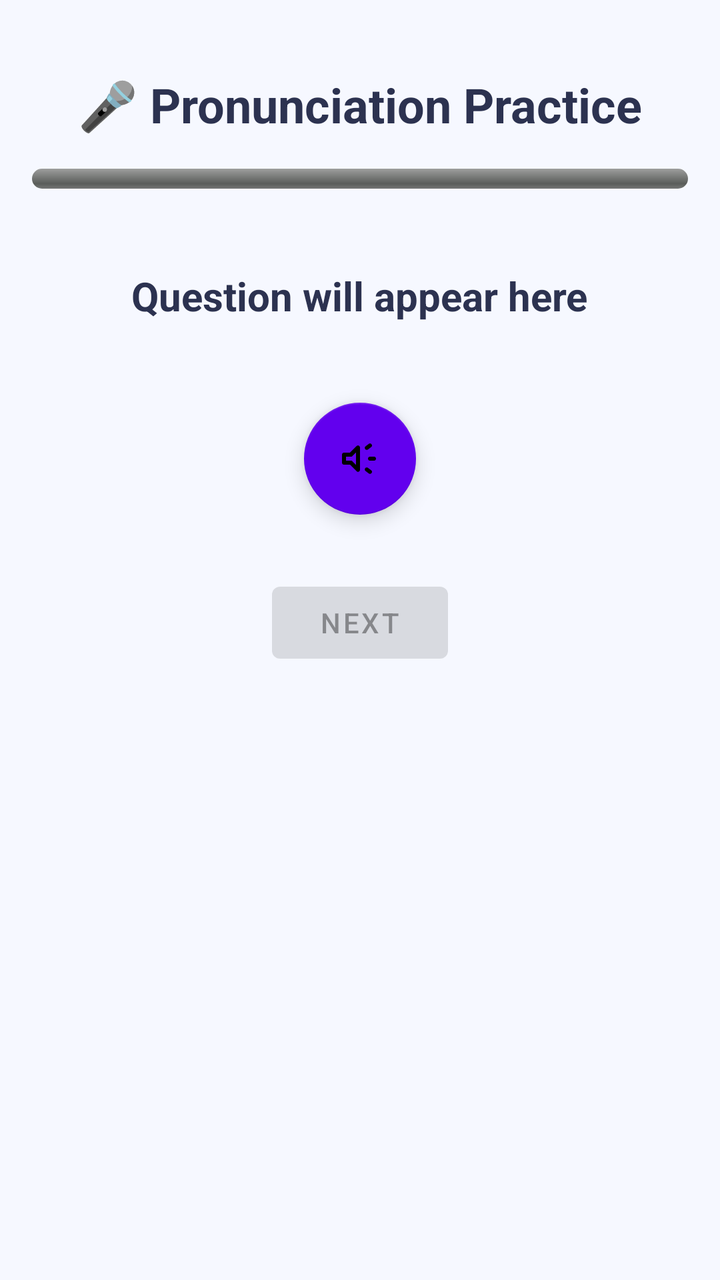
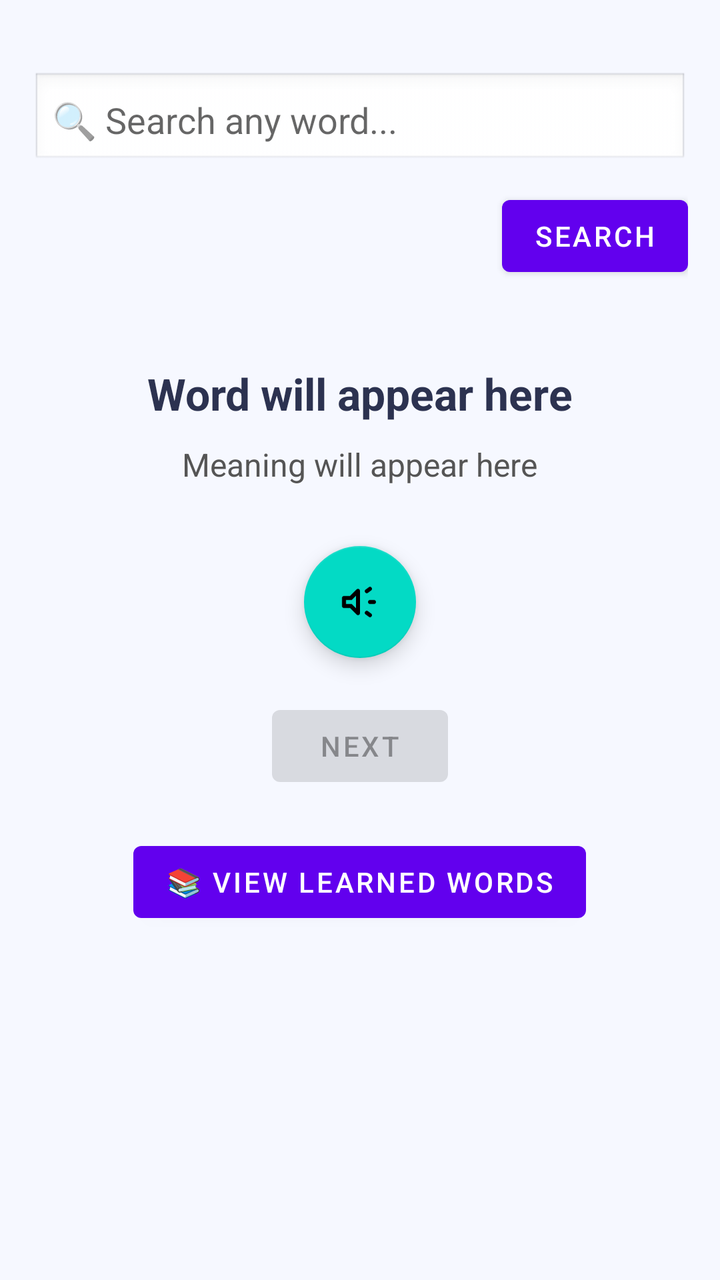

Before-and-after screenshots of an Android layout around one commit, followed by the original layout XML and the change that was made.
<!-- AndroidManifest.xml: activity theme Theme.SpeakRight.Material -->
<!-- res/layout/activity_pronunciation_practice.xml -->
<?xml version="1.0" encoding="utf-8"?>
<RelativeLayout xmlns:android="http://schemas.android.com/apk/res/android"
    xmlns:app="http://schemas.android.com/apk/res-auto"
    android:layout_width="match_parent"
    android:layout_height="match_parent"
    android:background="#F6F8FF"
    android:padding="16dp">

    
    <TextView
        android:id="@+id/tvQuestionTitle"
        android:layout_width="wrap_content"
        android:layout_height="wrap_content"
        android:text="🎤 Pronunciation Practice"
        android:textSize="24sp"
        android:textStyle="bold"
        android:textColor="#2C3250"
        android:layout_centerHorizontal="true"
        android:layout_marginTop="20dp"/>

    
    <ProgressBar
        android:id="@+id/progressBar"
        style="@android:style/Widget.ProgressBar.Horizontal"
        android:layout_width="match_parent"
        android:layout_height="10dp"
        android:layout_below="@id/tvQuestionTitle"
        android:layout_marginTop="16dp"
        android:progress="0"
        android:max="20"
        android:progressTint="@color/purple_500"
        android:backgroundTint="#D3D3D3"/>

    
    <TextView
        android:id="@+id/tvQuestion"
        android:layout_width="wrap_content"
        android:layout_height="wrap_content"
        android:text="Question will appear here"
        android:textSize="20sp"
        android:textStyle="bold"
        android:textColor="#2C3250"
        android:layout_centerHorizontal="true"
        android:layout_marginTop="40dp"
        android:layout_below="@id/progressBar"/>

    
    <com.google.android.material.floatingactionbutton.FloatingActionButton
        android:id="@+id/fabMic"
        android:layout_width="70dp"
        android:layout_height="70dp"
        android:src="@drawable/ic_mic"
        app:backgroundTint="@color/purple_500"
        android:layout_centerHorizontal="true"
        android:layout_below="@id/tvQuestion"
        android:layout_marginTop="40dp"/>

    
    <com.google.android.material.button.MaterialButton
        android:id="@+id/btnNext"
        android:layout_width="wrap_content"
        android:layout_height="wrap_content"
        android:text="Next"
        android:layout_below="@id/fabMic"
        android:layout_centerHorizontal="true"
        android:layout_marginTop="30dp"
        android:enabled="false"/>

</RelativeLayout>
<!-- resources referenced by this layout -->
<resources>
  <color name="purple_500">#FF6200EE</color>
  <!-- drawable ic_mic (drawable) -->
  <vector xmlns:android="http://schemas.android.com/apk/res/android" android:autoMirrored="true" android:height="24dp" android:tint="#000000" android:viewportHeight="960" android:viewportWidth="960" android:width="24dp">
        
      <path android:fillColor="@android:color/white" android:pathData="M760,520L680,520Q663,520 651.5,508.5Q640,497 640,480Q640,463 651.5,451.5Q663,440 680,440L760,440Q777,440 788.5,451.5Q800,463 800,480Q800,497 788.5,508.5Q777,520 760,520ZM584,672Q594,658 610,656Q626,654 640,664L704,712Q718,722 720,738Q722,754 712,768Q702,782 686,784Q670,786 656,776L592,728Q578,718 576,702Q574,686 584,672ZM704,248L640,296Q626,306 610,304Q594,302 584,288Q574,274 576,258Q578,242 592,232L656,184Q670,174 686,176Q702,178 712,192Q722,206 720,222Q718,238 704,248ZM280,600L160,600Q143,600 131.5,588.5Q120,577 120,560L120,400Q120,383 131.5,371.5Q143,360 160,360L280,360L412,228Q431,209 455.5,219.5Q480,230 480,257L480,703Q480,730 455.5,740.5Q431,751 412,732L280,600ZM400,354L314,440L200,440L200,520L314,520L400,606L400,354ZM300,480L300,480L300,480L300,480L300,480L300,480Z"/>
      
  </vector>
  <style name="Theme.SpeakRight.Material" parent="Theme.MaterialComponents.DayNight.NoActionBar">
          
          <item name="colorPrimary">@color/purple_500</item>
          <item name="colorPrimaryVariant">@color/purple_700</item>
          <item name="colorSecondary">@color/teal_200</item>
      </style>
  <color name="purple_700">#FF3700B3</color>
  <color name="teal_200">#FF03DAC5</color>
</resources>

<!-- the commit's change to res/layout/activity_pronunciation_practice.xml (unified diff, before → after) -->
@@ -1,69 +1,79 @@
 <?xml version="1.0" encoding="utf-8"?>
 <RelativeLayout xmlns:android="http://schemas.android.com/apk/res/android"
-    xmlns:app="http://schemas.android.com/apk/res-auto"
     android:layout_width="match_parent"
     android:layout_height="match_parent"
     android:background="#F6F8FF"
     android:padding="16dp">
 
     
-    <TextView
-        android:id="@+id/tvQuestionTitle"
+    <EditText
+        android:id="@+id/etSearch"
+        android:layout_width="match_parent"
+        android:layout_height="wrap_content"
+        android:hint="🔍 Search any word..."
+        android:padding="10dp"
+        android:background="@android:drawable/edit_text"
+        android:layout_marginTop="20dp"/>
+
+    <Button
+        android:id="@+id/btnSearch"
         android:layout_width="wrap_content"
         android:layout_height="wrap_content"
-        android:text="🎤 Pronunciation Practice"
-        android:textSize="24sp"
-        android:textStyle="bold"
-        android:textColor="#2C3250"
-        android:layout_centerHorizontal="true"
-        android:layout_marginTop="20dp"/>
+        android:text="Search"
+        android:layout_alignParentEnd="true"
+        android:layout_below="@id/etSearch"
+        android:layout_marginTop="10dp"/>
 
-    
-    <ProgressBar
-        android:id="@+id/progressBar"
-        style="@android:style/Widget.ProgressBar.Horizontal"
-        android:layout_width="match_parent"
-        android:layout_height="10dp"
-        android:layout_below="@id/tvQuestionTitle"
-        android:layout_marginTop="16dp"
-        android:progress="0"
-        android:max="20"
-        android:progressTint="@color/purple_500"
-        android:backgroundTint="#D3D3D3"/>
-
-    
     <TextView
         android:id="@+id/tvQuestion"
         android:layout_width="wrap_content"
         android:layout_height="wrap_content"
-        android:text="Question will appear here"
-        android:textSize="20sp"
+        android:text="Word will appear here"
+        android:textSize="22sp"
         android:textStyle="bold"
         android:textColor="#2C3250"
         android:layout_centerHorizontal="true"
-        android:layout_marginTop="40dp"
-        android:layout_below="@id/progressBar"/>
+        android:layout_below="@id/btnSearch"
+        android:layout_marginTop="40dp"/>
 
-    
+    <TextView
+        android:id="@+id/tvMeaning"
+        android:layout_width="wrap_content"
+        android:layout_height="wrap_content"
+        android:text="Meaning will appear here"
+        android:textSize="16sp"
+        android:textColor="#555"
+        android:layout_centerHorizontal="true"
+        android:layout_below="@id/tvQuestion"
+        android:layout_marginTop="10dp"/>
+
     <com.google.android.material.floatingactionbutton.FloatingActionButton
         android:id="@+id/fabMic"
         android:layout_width="70dp"
         android:layout_height="70dp"
         android:src="@drawable/ic_mic"
-        app:backgroundTint="@color/purple_500"
         android:layout_centerHorizontal="true"
-        android:layout_below="@id/tvQuestion"
-        android:layout_marginTop="40dp"/>
+        android:layout_below="@id/tvMeaning"
+        android:layout_marginTop="30dp"
+        android:contentDescription="Mic Button" />
 
-    
-    <com.google.android.material.button.MaterialButton
+    <Button
         android:id="@+id/btnNext"
         android:layout_width="wrap_content"
         android:layout_height="wrap_content"
         android:text="Next"
         android:layout_below="@id/fabMic"
         android:layout_centerHorizontal="true"
-        android:layout_marginTop="30dp"
-        android:enabled="false"/>
+        android:layout_marginTop="20dp"
+        android:enabled="false" />
+
+    <Button
+        android:id="@+id/btnLearned"
+        android:layout_width="wrap_content"
+        android:layout_height="wrap_content"
+        android:text="📚 View Learned Words"
+        android:layout_below="@id/btnNext"
+        android:layout_centerHorizontal="true"
+        android:layout_marginTop="20dp" />
 
 </RelativeLayout>
